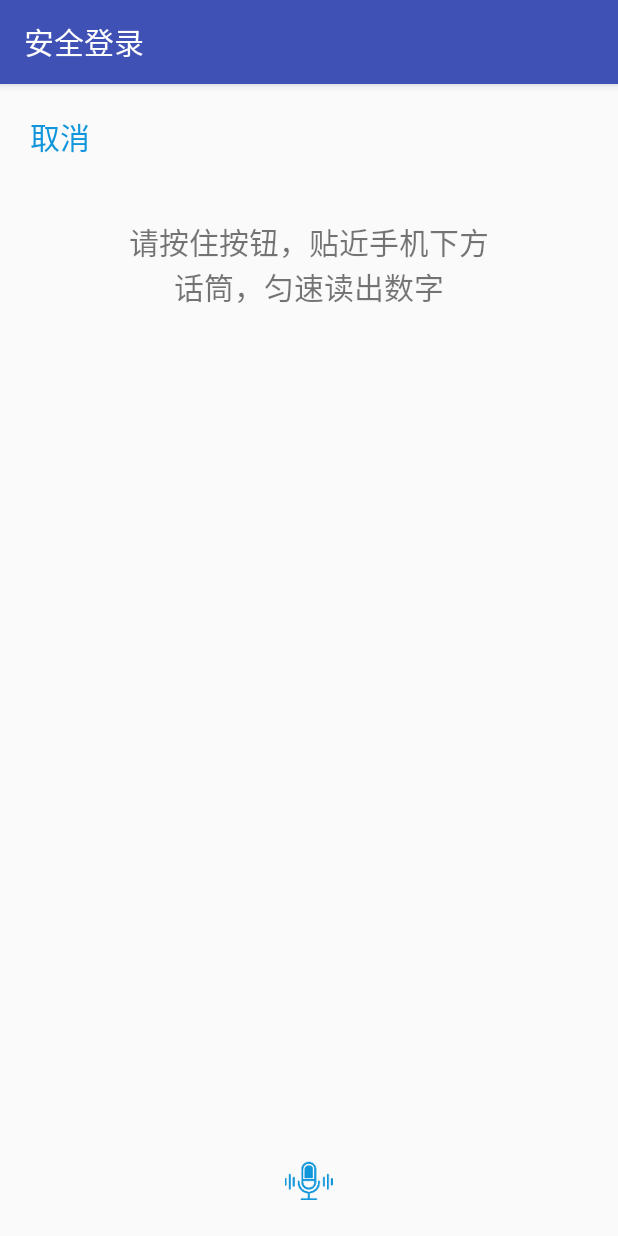
After one commit to kangsafe/SafeLogin, an Android app: the VoicePrintActivity screen opened directly, with no data from a screen before it, on a phone screen of 412 x 824 dp. The commit adds this screen. Run offline under Robolectric (Android 15) with nearby library versions, the phone set to English and light mode, and no system bars.

Commit message:
声纹登录

```diff
--- /dev/null
+++ b/app/src/main/res/layout/activity_voice_print.xml
@@ -0,0 +1,47 @@
+<?xml version="1.0" encoding="utf-8"?>
+<RelativeLayout xmlns:android="http://schemas.android.com/apk/res/android"
+    xmlns:app="http://schemas.android.com/apk/res-auto"
+    xmlns:tools="http://schemas.android.com/tools"
+    android:layout_width="match_parent"
+    android:layout_height="match_parent"
+    tools:context="com.ks.safe.login.voiceprint.VoicePrintActivity">
+
+    <TextView
+        android:id="@+id/voice_close"
+        android:layout_width="wrap_content"
+        android:layout_height="wrap_content"
+        android:layout_marginLeft="20dp"
+        android:layout_marginTop="20dp"
+        android:text="取消"
+        android:textColor="@color/light_blue" />
+
+    <TextView
+        android:id="@+id/voice_tips"
+        android:layout_width="wrap_content"
+        android:layout_height="wrap_content"
+        android:layout_below="@+id/voice_close"
+        android:layout_centerHorizontal="true"
+        android:layout_marginTop="40dp"
+        android:gravity="center_horizontal"
+        android:text="请按住按钮，贴近手机下方\n话筒，匀速读出数字"
+        android:textSize="20sp" />
+
+    <TextView
+        android:id="@+id/voice_txt"
+        android:layout_width="wrap_content"
+        android:layout_height="wrap_content"
+        android:layout_below="@+id/voice_tips"
+        android:layout_centerHorizontal="true"
+        android:layout_marginTop="20dp"
+        android:text="芝麻开门"
+        android:textSize="30sp" />
+
+    <ImageView
+        android:id="@+id/vvoice"
+        android:layout_width="wrap_content"
+        android:layout_height="wrap_content"
+        android:layout_alignParentBottom="true"
+        android:layout_centerHorizontal="true"
+        android:layout_marginBottom="20dp"
+        android:src="@mipmap/icon_voice" />
+</RelativeLayout>
--- /dev/null
+++ b/app/src/main/res/xml/provider_paths.xml
@@ -0,0 +1,6 @@
+<?xml version="1.0" encoding="utf-8"?>
+<paths xmlns:android="http://schemas.android.com/apk/res/android">
+    <external-path
+        name="external_files"
+        path="." />
+</paths>
```
Also changed, not shown: app/src/main/AndroidManifest.xml (+11 -4 lines), app/src/main/java/com/ks/safe/login/MainActivity.java (+19 -2 lines), app/src/main/java/com/ks/safe/login/voiceprint/VoicePrintActivity.java (added, +367 -0 lines), app/src/main/res/mipmap-xxxhdpi/icon_voice.png (added).
